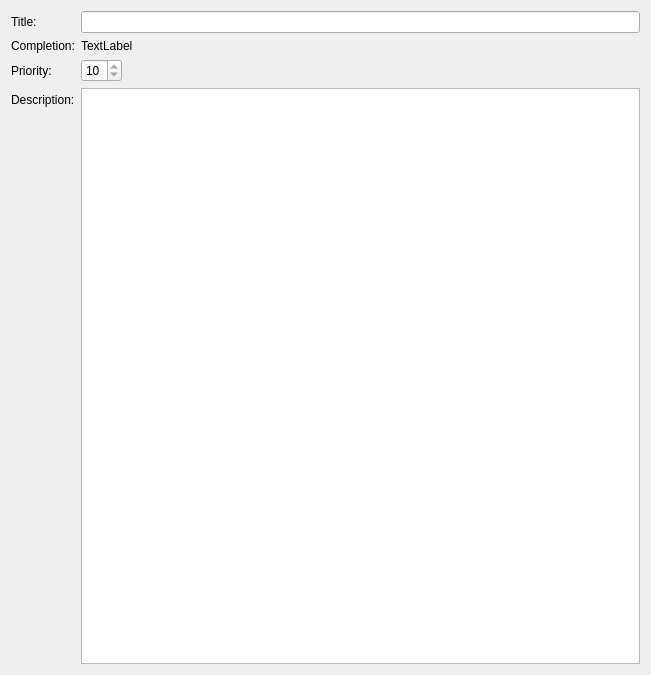
This is src/hanlendar/ui/widget/tododetails.ui in anetczuk/hanlendar as Qt 5 draws it before an edit. The edited form follows.
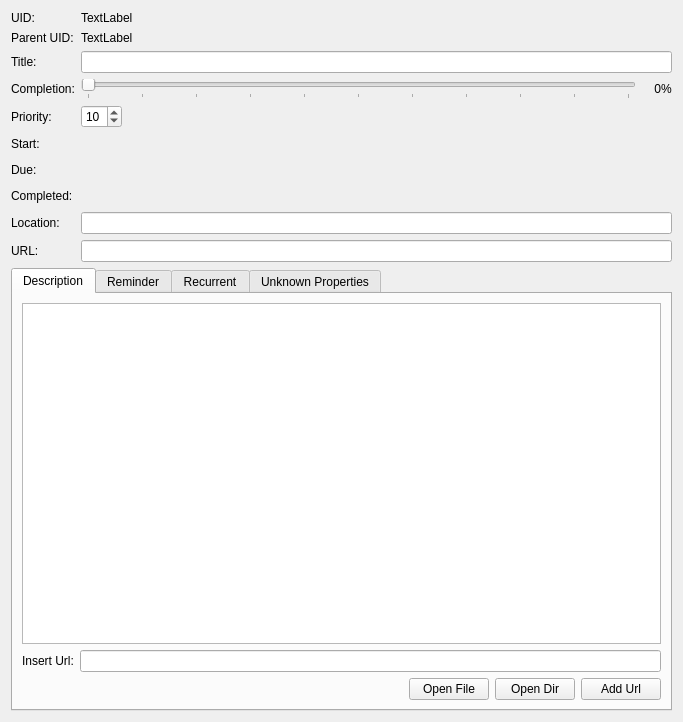
This is the edited form. Custom widgets are drawn as their Qt base class.

Diff of the .ui file:
```diff
--- a/src/hanlendar/ui/widget/tododetails.ui
+++ b/src/hanlendar/ui/widget/tododetails.ui
@@ -6,8 +6,8 @@
    <rect>
     <x>0</x>
     <y>0</y>
-    <width>651</width>
-    <height>675</height>
+    <width>683</width>
+    <height>722</height>
    </rect>
   </property>
   <property name="windowTitle">
@@ -16,55 +16,114 @@
   <layout class="QVBoxLayout" name="verticalLayout">
    <item>
     <layout class="QFormLayout" name="formLayout">
+     <item row="0" column="0">
+      <widget class="QLabel" name="label_9">
+       <property name="text">
+        <string>UID:</string>
+       </property>
+      </widget>
+     </item>
+     <item row="0" column="1">
+      <widget class="QLabel" name="uidText">
+       <property name="text">
+        <string>TextLabel</string>
+       </property>
+      </widget>
+     </item>
      <item row="1" column="0">
-      <widget class="QLabel" name="label">
+      <widget class="QLabel" name="label_10">
        <property name="text">
-        <string>Title:</string>
+        <string>Parent UID:</string>
        </property>
       </widget>
      </item>
      <item row="1" column="1">
-      <widget class="QLineEdit" name="titleEdit">
-       <property name="readOnly">
-        <bool>true</bool>
+      <widget class="QLabel" name="parentUidText">
+       <property name="text">
+        <string>TextLabel</string>
        </property>
       </widget>
      </item>
      <item row="2" column="0">
+      <widget class="QLabel" name="label">
+       <property name="text">
+        <string>Title:</string>
+       </property>
+      </widget>
+     </item>
+     <item row="2" column="1">
+      <widget class="QLineEdit" name="titleEdit"/>
+     </item>
+     <item row="3" column="0">
       <widget class="QLabel" name="label_2">
        <property name="text">
         <string>Completion:</string>
        </property>
       </widget>
      </item>
-     <item row="2" column="1">
+     <item row="3" column="1">
       <layout class="QHBoxLayout" name="horizontalLayout_2">
        <property name="spacing">
         <number>0</number>
        </property>
        <item>
-        <widget class="QLabel" name="completionLabel">
+        <widget class="QSlider" name="completionSlider">
+         <property name="maximum">
+          <number>100</number>
+         </property>
+         <property name="orientation">
+          <enum>Qt::Horizontal</enum>
+         </property>
+         <property name="tickPosition">
+          <enum>QSlider::TicksBelow</enum>
+         </property>
+         <property name="tickInterval">
+          <number>10</number>
+         </property>
+        </widget>
+       </item>
+       <item>
+        <widget class="QLabel" name="completionValueLabel">
+         <property name="sizePolicy">
+          <sizepolicy hsizetype="Fixed" vsizetype="Preferred">
+           <horstretch>0</horstretch>
+           <verstretch>0</verstretch>
+          </sizepolicy>
+         </property>
+         <property name="minimumSize">
+          <size>
+           <width>25</width>
+           <height>0</height>
+          </size>
+         </property>
          <property name="text">
-          <string>TextLabel</string>
+          <string>0</string>
+         </property>
+         <property name="alignment">
+          <set>Qt::AlignRight|Qt::AlignTrailing|Qt::AlignVCenter</set>
+         </property>
+        </widget>
+       </item>
+       <item>
+        <widget class="QLabel" name="label_6">
+         <property name="text">
+          <string>%</string>
          </property>
         </widget>
        </item>
       </layout>
      </item>
-     <item row="3" column="0">
+     <item row="4" column="0">
       <widget class="QLabel" name="label_3">
        <property name="text">
         <string>Priority:</string>
        </property>
       </widget>
      </item>
-     <item row="3" column="1">
+     <item row="4" column="1">
       <layout class="QHBoxLayout" name="horizontalLayout">
        <item>
         <widget class="QSpinBox" name="priorityBox">
-         <property name="readOnly">
-          <bool>true</bool>
-         </property>
          <property name="value">
           <number>10</number>
          </property>
@@ -86,29 +145,266 @@
       </layout>
      </item>
      <item row="5" column="0">
-      <widget class="QLabel" name="label_7">
+      <widget class="QLabel" name="label_15">
        <property name="text">
-        <string>Description:</string>
+        <string>Start:</string>
        </property>
       </widget>
      </item>
      <item row="5" column="1">
-      <widget class="QTextBrowser" name="descriptionEdit">
-       <property name="readOnly">
-        <bool>true</bool>
+      <layout class="QHBoxLayout" name="horizontalLayout_7">
+       <item>
+        <widget class="DateTimeModeWidget" name="startDateTime" native="true">
+         <property name="minimumSize">
+          <size>
+           <width>50</width>
+           <height>0</height>
+          </size>
+         </property>
+        </widget>
+       </item>
+       <item>
+        <spacer name="horizontalSpacer_5">
+         <property name="orientation">
+          <enum>Qt::Horizontal</enum>
+         </property>
+         <property name="sizeHint" stdset="0">
+          <size>
+           <width>40</width>
+           <height>20</height>
+          </size>
+         </property>
+        </spacer>
+       </item>
+      </layout>
+     </item>
+     <item row="6" column="0">
+      <widget class="QLabel" name="label_16">
+       <property name="text">
+        <string>Due:</string>
        </property>
-       <property name="textInteractionFlags">
-        <set>Qt::TextBrowserInteraction</set>
+      </widget>
+     </item>
+     <item row="6" column="1">
+      <layout class="QHBoxLayout" name="horizontalLayout_8">
+       <item>
+        <widget class="DateTimeModeWidget" name="dueDateTime" native="true">
+         <property name="minimumSize">
+          <size>
+           <width>50</width>
+           <height>0</height>
+          </size>
+         </property>
+        </widget>
+       </item>
+       <item>
+        <spacer name="horizontalSpacer_6">
+         <property name="orientation">
+          <enum>Qt::Horizontal</enum>
+         </property>
+         <property name="sizeHint" stdset="0">
+          <size>
+           <width>40</width>
+           <height>20</height>
+          </size>
+         </property>
+        </spacer>
+       </item>
+      </layout>
+     </item>
+     <item row="7" column="0">
+      <widget class="QLabel" name="label_4">
+       <property name="text">
+        <string>Completed:</string>
        </property>
-       <property name="openLinks">
-        <bool>false</bool>
+      </widget>
+     </item>
+     <item row="7" column="1">
+      <layout class="QHBoxLayout" name="horizontalLayout_4">
+       <item>
+        <widget class="DateTimeModeWidget" name="completedDateTime" native="true">
+         <property name="minimumSize">
+          <size>
+           <width>50</width>
+           <height>0</height>
+          </size>
+         </property>
+        </widget>
+       </item>
+       <item>
+        <spacer name="horizontalSpacer_2">
+         <property name="orientation">
+          <enum>Qt::Horizontal</enum>
+         </property>
+         <property name="sizeHint" stdset="0">
+          <size>
+           <width>40</width>
+           <height>20</height>
+          </size>
+         </property>
+        </spacer>
+       </item>
+      </layout>
+     </item>
+     <item row="8" column="0">
+      <widget class="QLabel" name="label_5">
+       <property name="text">
+        <string>Location:</string>
+       </property>
+      </widget>
+     </item>
+     <item row="8" column="1">
+      <widget class="QLineEdit" name="locationEdit"/>
+     </item>
+     <item row="9" column="1">
+      <widget class="QLineEdit" name="urlEdit"/>
+     </item>
+     <item row="9" column="0">
+      <widget class="QLabel" name="label_8">
+       <property name="text">
+        <string>URL:</string>
        </property>
       </widget>
      </item>
     </layout>
    </item>
+   <item>
+    <widget class="QTabWidget" name="tabWidget">
+     <property name="currentIndex">
+      <number>0</number>
+     </property>
+     <widget class="QWidget" name="descTab">
+      <attribute name="title">
+       <string>Description</string>
+      </attribute>
+      <layout class="QVBoxLayout" name="verticalLayout_2">
+       <item>
+        <widget class="QTextBrowser" name="descriptionEdit">
+         <property name="readOnly">
+          <bool>false</bool>
+         </property>
+         <property name="textInteractionFlags">
+          <set>Qt::LinksAccessibleByKeyboard|Qt::LinksAccessibleByMouse|Qt::TextBrowserInteraction|Qt::TextEditable|Qt::TextEditorInteraction|Qt::TextSelectableByKeyboard|Qt::TextSelectableByMouse</set>
+         </property>
+         <property name="openLinks">
+          <bool>false</bool>
+         </property>
+        </widget>
+       </item>
+       <item>
+        <layout class="QHBoxLayout" name="urlLayout">
+         <property name="topMargin">
+          <number>0</number>
+         </property>
+         <item>
+          <widget class="QLabel" name="label_7">
+           <property name="text">
+            <string>Insert Url:</string>
+           </property>
+          </widget>
+         </item>
+         <item>
+          <widget class="QLineEdit" name="insertUrlEdit"/>
+         </item>
+        </layout>
+       </item>
+       <item>
+        <layout class="QHBoxLayout" name="bottomButtonsLayout">
+         <property name="topMargin">
+          <number>0</number>
+         </property>
+         <item>
+          <spacer name="horizontalSpacer_4">
+           <property name="orientation">
+            <enum>Qt::Horizontal</enum>
+           </property>
+           <property name="sizeHint" stdset="0">
+            <size>
+             <width>40</width>
+             <height>20</height>
+            </size>
+           </property>
+          </spacer>
+         </item>
+         <item>
+          <widget class="QPushButton" name="openLocalFilePB">
+           <property name="text">
+            <string>Open File</string>
+           </property>
+          </widget>
+         </item>
+         <item>
+          <widget class="QPushButton" name="openLocalDirPB">
+           <property name="text">
+            <string>Open Dir</string>
+           </property>
+          </widget>
+         </item>
+         <item>
+          <widget class="QPushButton" name="addUrlPB">
+           <property name="text">
+            <string>Add Url</string>
+           </property>
+          </widget>
+         </item>
+        </layout>
+       </item>
+      </layout>
+     </widget>
+     <widget class="QWidget" name="reminderTab">
+      <attribute name="title">
+       <string>Reminder</string>
+      </attribute>
+      <layout class="QVBoxLayout" name="verticalLayout_3">
+       <item>
+        <widget class="ReminderWidget" name="reminderWidget" native="true"/>
+       </item>
+      </layout>
+     </widget>
+     <widget class="QWidget" name="recurrentTab">
+      <attribute name="title">
+       <string>Recurrent</string>
+      </attribute>
+      <layout class="QVBoxLayout" name="verticalLayout_4">
+       <item>
+        <widget class="RecurrentWidget" name="recurrentWidget" native="true"/>
+       </item>
+      </layout>
+     </widget>
+     <widget class="QWidget" name="unknownPropsTab">
+      <attribute name="title">
+       <string>Unknown Properties</string>
+      </attribute>
+      <layout class="QVBoxLayout" name="verticalLayout_5">
+       <item>
+        <widget class="QPlainTextEdit" name="unknownPropsTextEdit"/>
+       </item>
+      </layout>
+     </widget>
+    </widget>
+   </item>
   </layout>
  </widget>
+ <customwidgets>
+  <customwidget>
+   <class>RecurrentWidget</class>
+   <extends>QWidget</extends>
+   <header>hanlendar.gui.widget.recurrentwidget</header>
+   <container>1</container>
+  </customwidget>
+  <customwidget>
+   <class>ReminderWidget</class>
+   <extends>QWidget</extends>
+   <header>hanlendar.gui.widget.reminderwidget</header>
+   <container>1</container>
+  </customwidget>
+  <customwidget>
+   <class>DateTimeModeWidget</class>
+   <extends>QWidget</extends>
+   <header>hanlendar.gui.widget.datetimemodewidget</header>
+   <container>1</container>
+  </customwidget>
+ </customwidgets>
  <resources/>
  <connections/>
 </ui>
```
